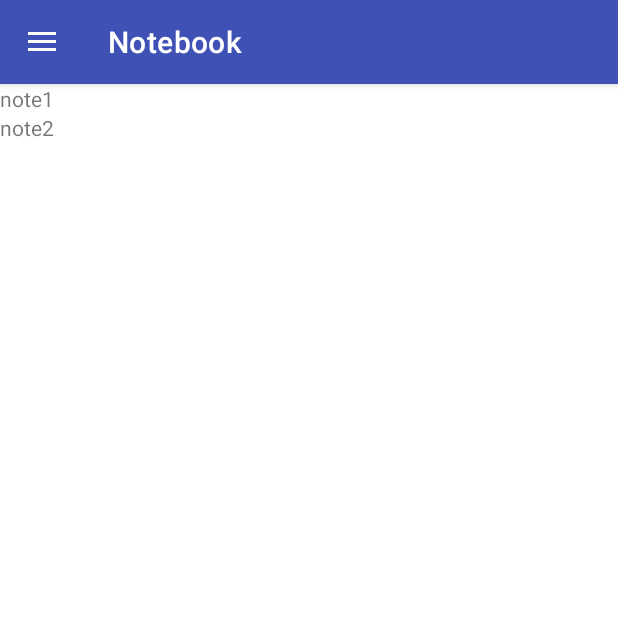
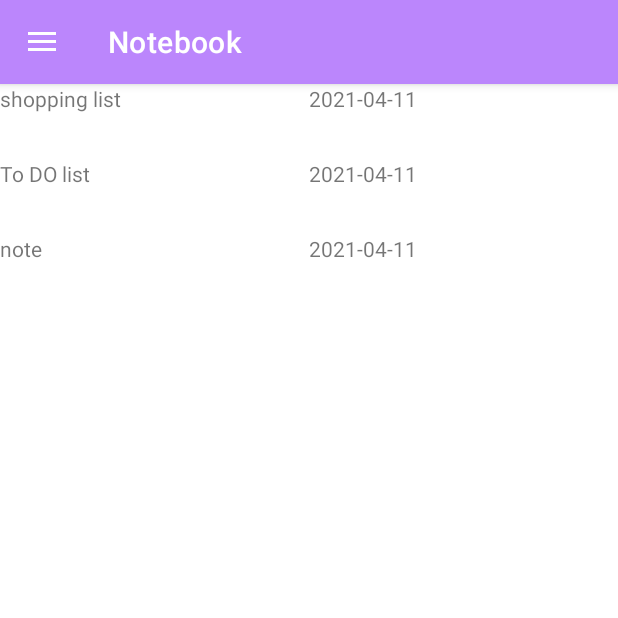
Before and after one commit to Olgapsareva/Notebook, an Android app: the screen it shows after launch (MainActivity), on a phone screen of 412 x 824 dp, the top half of it. Run offline under Robolectric (Android 15) with nearby library versions, the phone set to English and light mode, and no system bars.

Commit message:
homework8. RecycleView

```diff
--- a/app/src/main/java/ru/geekbrains/notebook/Note.java
+++ b/app/src/main/java/ru/geekbrains/notebook/Note.java
@@ -1,24 +1,33 @@
 package ru.geekbrains.notebook;
 
+import android.os.Build;
 import android.os.Parcel;
 import android.os.Parcelable;
 
-import java.util.Date;
+import java.time.LocalDate;
 
 public class Note implements Parcelable {
 
     private String title;
     private String body;
-    private Date dateOfCreation;
+    private LocalDate dateOfCreation;
     private static int count;
 
-    public Note(String title, String body){
+    public static Note[] notes = {
+            new Note("shopping list", "sugar\nsalt\nbread"),
+            new Note("To DO list", "wake up\ndo stuff\ngo to bed"),
+            new Note("note","")};
+
+    private Note(String title, String body){
         this.title = title;
         this.body = body;
+        if (Build.VERSION.SDK_INT >= Build.VERSION_CODES.O) {
+            dateOfCreation = LocalDate.now();
+        }
         count++;
     }
 
-    public Note() {
+    private Note() {
         this(String.format("new note %d", count), "");
     }
 
@@ -39,7 +48,7 @@ public class Note implements Parcelable {
         }
     };
 
-    public Date getDateOfCreation() {
+    public LocalDate getDateOfCreation() {
         return dateOfCreation;
     }
 
@@ -69,4 +78,8 @@ public class Note implements Parcelable {
         dest.writeString(title);
         dest.writeString(body);
     }
+
+    public static Note[] getNotes() {
+        return notes;
+    }
 }
--- /dev/null
+++ b/app/src/main/java/ru/geekbrains/notebook/NoteListAdapter.java
@@ -0,0 +1,70 @@
+package ru.geekbrains.notebook;
+
+import android.view.LayoutInflater;
+import android.view.View;
+import android.view.ViewGroup;
+import android.widget.LinearLayout;
+import android.widget.TextView;
+
+import androidx.annotation.NonNull;
+import androidx.recyclerview.widget.RecyclerView;
+
+public class NoteListAdapter extends RecyclerView.Adapter<NoteListAdapter.ViewHolder> {
+
+    private Note[] data;
+    private OnItemClickListener listener;
+
+    public NoteListAdapter(Note[] data, OnItemClickListener listener) {
+        this.data = data;
+        this.listener = listener;
+    }
+
+    @NonNull
+    @Override
+    public ViewHolder onCreateViewHolder(@NonNull ViewGroup parent, int viewType) {
+        LinearLayout linearLayout = (LinearLayout) LayoutInflater.from(parent.getContext())
+                .inflate(R.layout.list_item, parent, false);
+        return new ViewHolder(linearLayout);
+    }
+
+    @Override
+    public void onBindViewHolder(@NonNull ViewHolder holder, int position) {
+        holder.getTitleView().setText(data[position].getTitle());
+        holder.getDateView().setText(data[position].getDateOfCreation().toString());
+
+        holder.getTitleView().setOnClickListener(new View.OnClickListener() {
+            @Override
+            public void onClick(View v) {
+                listener.onItemClick(holder.getTitleView(), position);
+            }
+        });
+    }
+
+    @Override
+    public int getItemCount() {
+        return data.length;
+    }
+
+    public static class ViewHolder extends RecyclerView.ViewHolder{
+        private final TextView title;
+        private final TextView date;
+
+        public ViewHolder(@NonNull ViewGroup itemView) {
+            super(itemView);
+            this.title = itemView.findViewById(R.id.list_item_title);
+            this.date = itemView.findViewById(R.id.list_item_date);
+        }
+
+        public TextView getTitleView() {
+            return title;
+        }
+
+        public TextView getDateView() {
+            return date;
+        }
+    }
+
+    public interface OnItemClickListener{
+        void onItemClick(View view, int position);
+    }
+}
--- a/app/src/main/java/ru/geekbrains/notebook/NoteListFragment.java
+++ b/app/src/main/java/ru/geekbrains/notebook/NoteListFragment.java
@@ -1,14 +1,16 @@
 package ru.geekbrains.notebook;
 
-import android.content.Intent;
 import android.content.res.Configuration;
 import android.os.Bundle;
 import androidx.annotation.Nullable;
 import androidx.fragment.app.Fragment;
+import androidx.recyclerview.widget.LinearLayoutManager;
+import androidx.recyclerview.widget.RecyclerView;
+
+import android.util.Log;
 import android.view.LayoutInflater;
 import android.view.View;
 import android.view.ViewGroup;
-import android.widget.LinearLayout;
 import android.widget.TextView;
 
 public class NoteListFragment extends Fragment {
@@ -35,18 +37,20 @@ public class NoteListFragment extends Fragment {
         initNoteList(view);
     }
 
+
     private void initNoteList(View view) {
-        LinearLayout root = (LinearLayout) view;
+        Note[] data = Note.getNotes();
+        RecyclerView recyclerView = view.findViewById(R.id.recycle_note_list);
 
-        TextView textView1 = new TextView(getContext());
-        createNoteItem(textView1, new Note("note1","заметка1"));
+        //создаем адаптер и сетим листенера на нажание элемента списка
+        NoteListAdapter adapter = new NoteListAdapter(data, (view1, position) ->
+                //TODO заменить на что-то полезное:
+                Log.i("PLACEHOLDER", String.format("note %s selected", data[position].getTitle()))
+        );
 
-        TextView textView2 = new TextView(getContext());
-        createNoteItem(textView2, new Note("note2","заметка2"));
-
-        root.addView(textView1);
-        root.addView(textView2);
-
+        //прикручиваем адаптер к ресайкл вью и отображаем с помощью менеджера
+        recyclerView.setAdapter(adapter);
+        recyclerView.setLayoutManager(new LinearLayoutManager(this.getContext()));
     }
 
     private void createNoteItem(TextView txtV, Note note) {
--- a/app/src/main/res/layout/fragment_note_list.xml
+++ b/app/src/main/res/layout/fragment_note_list.xml
@@ -1,9 +1,20 @@
 <?xml version="1.0" encoding="utf-8"?>
-<LinearLayout xmlns:android="http://schemas.android.com/apk/res/android"
+<LinearLayout
+    xmlns:android="http://schemas.android.com/apk/res/android"
     xmlns:tools="http://schemas.android.com/tools"
     android:layout_width="match_parent"
     android:layout_height="match_parent"
     tools:context=".NoteListFragment"
     android:orientation="vertical">
 
+    <!--<include
+        android:id="@+id/toolbar_main"
+        layout="@layout/toolbar_main"/>-->
+
+    <androidx.recyclerview.widget.RecyclerView
+        android:id="@+id/recycle_note_list"
+        android:layout_width="match_parent"
+        android:layout_height="match_parent"
+        tools:listitem="@layout/list_item"/>
+
 </LinearLayout>
--- /dev/null
+++ b/app/src/main/res/layout/list_item.xml
@@ -0,0 +1,21 @@
+<?xml version="1.0" encoding="utf-8"?>
+<LinearLayout xmlns:android="http://schemas.android.com/apk/res/android"
+    android:layout_width="match_parent"
+    android:layout_height="wrap_content"
+    android:orientation="horizontal">
+
+    <TextView
+        android:id="@+id/list_item_title"
+        android:layout_width="0dp"
+        android:layout_height="@dimen/list_item_height"
+        android:layout_weight="1"
+        android:text="@string/title" />
+
+    <TextView
+        android:id="@+id/list_item_date"
+        android:layout_width="0dp"
+        android:layout_height="@dimen/list_item_height"
+        android:layout_weight="1"
+        android:text="@string/date" />
+
+</LinearLayout>
--- a/app/src/main/res/layout/nav_header.xml
+++ b/app/src/main/res/layout/nav_header.xml
@@ -27,6 +27,7 @@
             android:layout_width="wrap_content"
             android:layout_height="wrap_content"
             android:text="@string/contacts"
-            tools:background="@color/purple_500" />
+            tools:background="@color/purple_500"
+            android:textColor="@color/purple_200"/>
     </LinearLayout>
 </FrameLayout>
--- /dev/null
+++ b/app/src/main/res/values/dimens.xml
@@ -0,0 +1,4 @@
+<?xml version="1.0" encoding="utf-8"?>
+<resources>
+    <dimen name="list_item_height">50dp</dimen>
+</resources>
--- a/app/src/main/res/values/style.xml
+++ b/app/src/main/res/values/style.xml
@@ -1,7 +1,7 @@
 <?xml version="1.0" encoding="utf-8"?>
 <resources>
     <style name="AppTheme" parent="Theme.MaterialComponents.DayNight.NoActionBar">
-        <item name="colorPrimary">@color/colorPrimary</item>
+        <item name="colorPrimary">@color/purple_200</item>
         <item name="colorPrimaryDark">@color/colorPrimaryDark</item>
         <item name="colorAccent">@color/colorAccent</item>
     </style>
```
